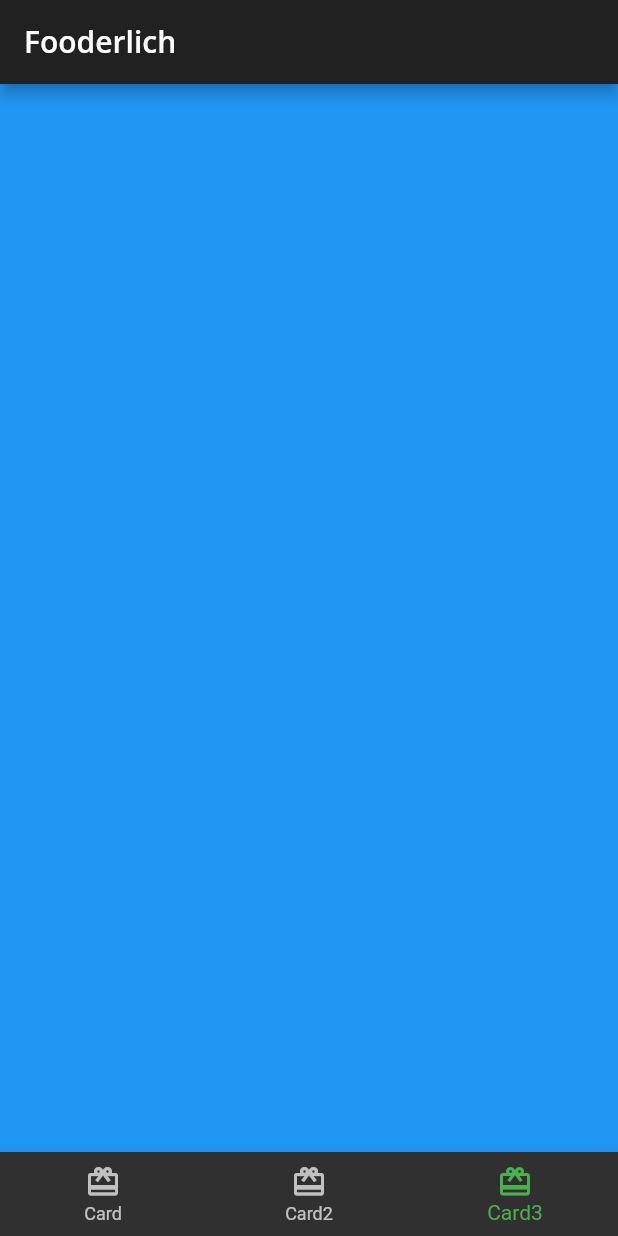
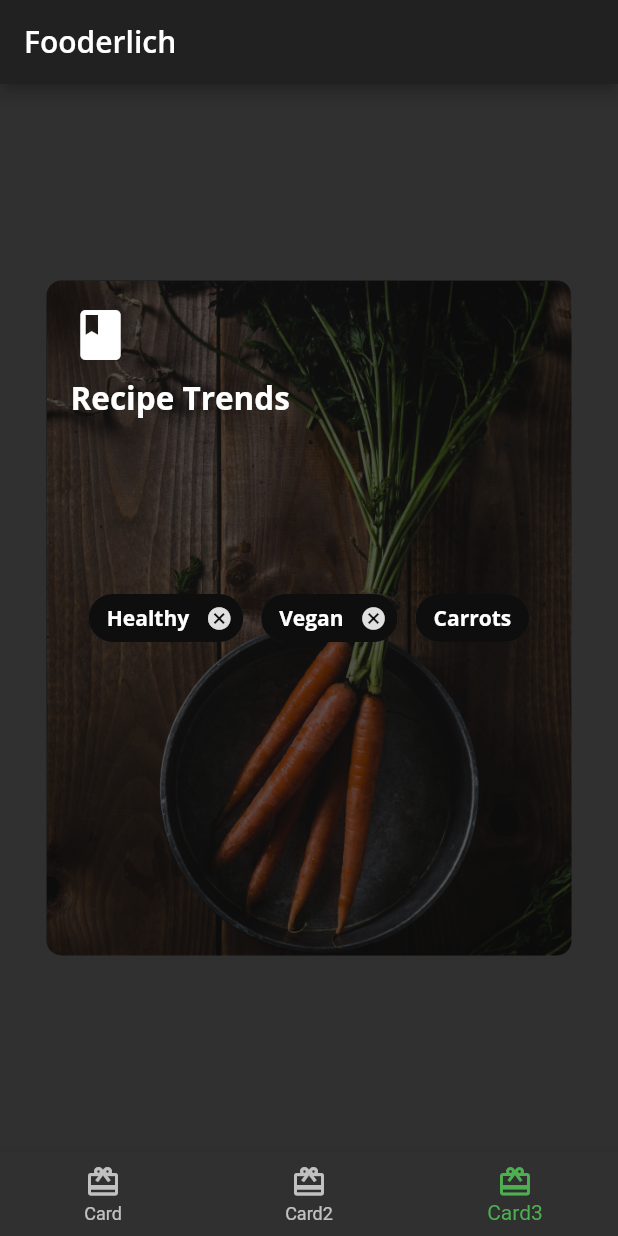
Before and after one commit to EhsanTgv/fooderlich_test, a Flutter app: the screen it shows after launch, item 3 of the bottom bar chosen, on a phone screen of 412 x 824 dp. Run offline on Flutter 3.47's test engine with Material 2 defaults, Android fonts, the phone set to English and light mode, and no system bars; our stand-ins replace google_fonts.

Commit message:
Composing Card3: the explore card

```diff
--- /dev/null
+++ b/lib/card3.dart
@@ -0,0 +1,91 @@
+import 'package:flutter/material.dart';
+
+import 'fooderlich_theme.dart';
+
+class Card3 extends StatelessWidget {
+  const Card3({Key? key}) : super(key: key);
+
+  @override
+  Widget build(BuildContext context) {
+    return Center(
+      child: Container(
+        constraints: const BoxConstraints.expand(
+          width: 350,
+          height: 450,
+        ),
+        decoration: const BoxDecoration(
+          image: DecorationImage(
+            image: AssetImage('assets/mag2.png'),
+            fit: BoxFit.cover,
+          ),
+          borderRadius: BorderRadius.all(Radius.circular(10)),
+        ),
+        child: Stack(
+          children: [
+            Container(
+              decoration: BoxDecoration(
+                color: Colors.black.withOpacity(0.6),
+                borderRadius: const BorderRadius.all(Radius.circular(10)),
+              ),
+            ),
+            Container(
+              padding: const EdgeInsets.all(16),
+              child: Column(
+                crossAxisAlignment: CrossAxisAlignment.start,
+                children: [
+                  const Icon(
+                    Icons.book,
+                    color: Colors.white,
+                    size: 40,
+                  ),
+                  const SizedBox(height: 8),
+                  Text(
+                    'Recipe Trends',
+                    style: FooderlichTheme.darkTextTheme.headline2,
+                  ),
+                  const SizedBox(height: 30),
+                ],
+              ),
+            ),
+            Center(
+              child: Wrap(
+                alignment: WrapAlignment.start,
+                spacing: 12,
+                runSpacing: 12,
+                children: [
+                  Chip(
+                    label: Text(
+                      'Healthy',
+                      style: FooderlichTheme.darkTextTheme.bodyText1,
+                    ),
+                    backgroundColor: Colors.black.withOpacity(0.7),
+                    onDeleted: () {
+                      print('deleted');
+                    },
+                  ),
+                  Chip(
+                    label: Text(
+                      'Vegan',
+                      style: FooderlichTheme.darkTextTheme.bodyText1,
+                    ),
+                    backgroundColor: Colors.black.withOpacity(0.7),
+                    onDeleted: () {
+                      print('deleted');
+                    },
+                  ),
+                  Chip(
+                    label: Text(
+                      'Carrots',
+                      style: FooderlichTheme.darkTextTheme.bodyText1,
+                    ),
+                    backgroundColor: Colors.black.withOpacity(0.7),
+                  ),
+                ],
+              ),
+            )
+          ],
+        ),
+      ),
+    );
+  }
+}
--- a/lib/home.dart
+++ b/lib/home.dart
@@ -2,6 +2,7 @@
 
 import 'card1.dart';
 import 'card2.dart';
+import 'card3.dart';
 
 class Home extends StatefulWidget {
   const Home({Key? key}) : super(key: key);
@@ -16,7 +17,7 @@
   static List<Widget> pages = <Widget>[
     const Card1(),
     const Card2(),
-    Container(color: Colors.blue),
+    const Card3(),
   ];
 
   void _onItemTapped(int index) {
```
